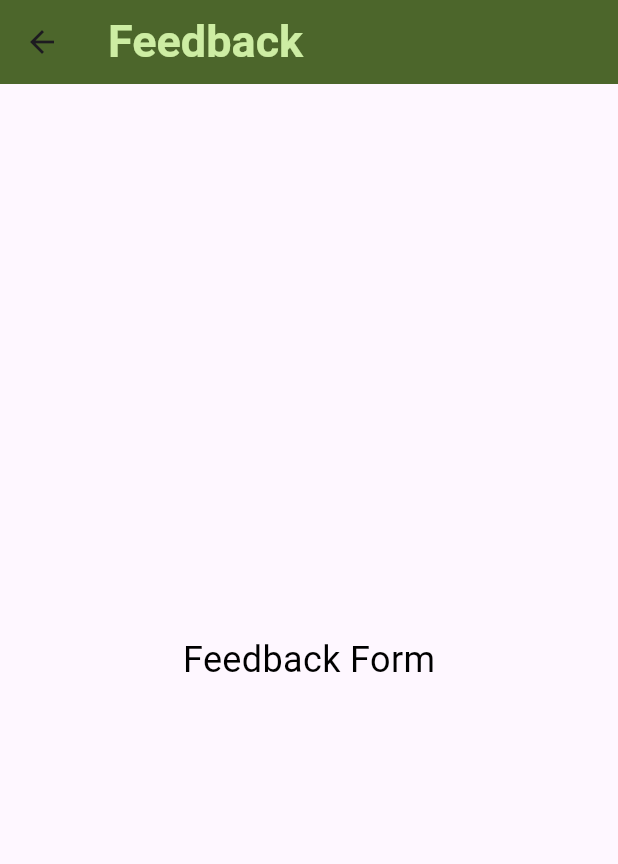
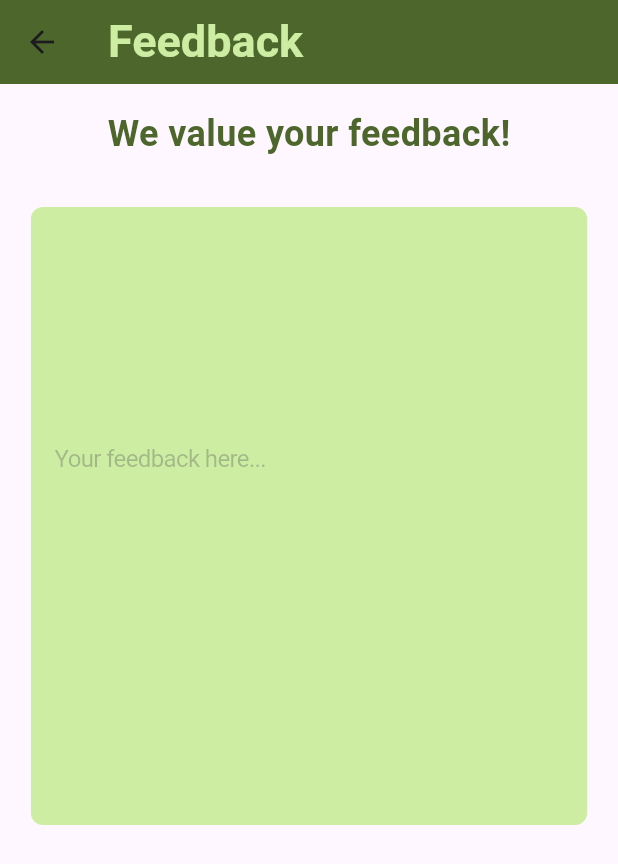
Before and after one commit to WenDEVLIFE/naveyegate, a Flutter app: the FeedBackView screen opened directly, on a phone screen of 412 x 824 dp. Shown: the top 864 px of the screen. Run offline on Flutter 3.47's test engine with Material 3 defaults, Android fonts, the phone set to English and light mode, and no system bars; our stand-ins replace camera, flutter_tts, fluttertoast; missing offline and left inert: dart:ffi; Roboto replaces fonts that are missing (EB Gammond).

Commit message:
Added long text field on the FeedBackView.dart

```diff
--- a/lib/src/view/FeedBackView.dart
+++ b/lib/src/view/FeedBackView.dart
@@ -1,5 +1,8 @@
 import 'package:flutter/cupertino.dart';
 import 'package:flutter/material.dart';
+import 'package:naveyegate/src/viewmodel/ObjectViewModel.dart';
+import 'package:naveyegate/src/widget/CustomTextField.dart';
+import 'package:provider/provider.dart';
 
 import '../helpers/ColorHelper.dart';
 import '../widget/CustomText.dart';
@@ -8,6 +11,12 @@ class FeedBackView extends StatelessWidget {
 
   @override
   Widget build(BuildContext context) {
+
+    double screenWidth = MediaQuery.of(context).size.width;
+    double screenHeight = MediaQuery.of(context).size.height;
+
+    return Consumer<ObjectViewModel>(
+      builder: (context, objectViewModel, child) {
         return Scaffold(
           appBar: AppBar(
             title: CustomText(
@@ -20,11 +29,48 @@ class FeedBackView extends StatelessWidget {
             backgroundColor: ColorHelper.primaryColor,
           ),
           body: Center(
-        child: Text(
-          'Feedback Form',
-          style: TextStyle(fontSize: 24, color: Colors.black),
+              child: Column(
+                children: [
+                  Padding(
+                    padding: const EdgeInsets.all(16.0),
+                    child: CustomText(
+                      text: 'We value your feedback!',
+                      fontFamily: 'EB Gammond',
+                      fontSize: 24,
+                      color: ColorHelper.primaryColor,
+                      fontWeight: FontWeight.w600,
                     ),
                   ),
+                  Padding(
+                    padding: const EdgeInsets.all(16.0),
+                    child: SizedBox(
+                      width:  screenWidth * 0.9, // set your desired width
+                      height: screenHeight * 0.5, // set your desired height
+                      child: CupertinoTextField(
+                        controller: objectViewModel.feedbackController,
+                        placeholder: 'Your feedback here...',
+                        maxLines: 5,
+                        keyboardType: TextInputType.multiline,
+                        cursorColor: ColorHelper.primaryColor,
+                        padding: const EdgeInsets.symmetric(horizontal: 16.0, vertical: 12.0),
+                        decoration: BoxDecoration(
+                          color: ColorHelper.primaryContainer,
+                          borderRadius: BorderRadius.circular(8.0),
+                        ),
+                        style: TextStyle(
+                          fontSize: 16.0,
+                          fontFamily: 'EB Gammond',
+                          fontWeight: FontWeight.w700,
+                          color: ColorHelper.primaryColor,
+                        ),
+                      ),
+                    ),
+                  )
+                ],
+              )
+          ),
+        );
+      },
     );
   }
 
--- a/lib/src/viewmodel/ObjectViewModel.dart
+++ b/lib/src/viewmodel/ObjectViewModel.dart
@@ -9,6 +9,7 @@ class ObjectViewModel extends ChangeNotifier {
   CameraController? cameraController;
   bool isInitialized = false;
   Uint8  ? imageBytes;
+  final TextEditingController feedbackController = TextEditingController();
 
   final FlutterTts _flutterTts = FlutterTts();
 
--- a/lib/src/widget/CustomTextField.dart
+++ b/lib/src/widget/CustomTextField.dart
@@ -27,6 +27,8 @@ class CustomTextField extends StatelessWidget {
       ),
       style: TextStyle(
         fontSize: 16.0,
+        fontFamily: 'EB Gammond',
+        fontWeight: FontWeight.w700,
         color: ColorHelper.primaryColor,
       ),
     );
```
Lines whose indentation alone changed are shown as unchanged.
